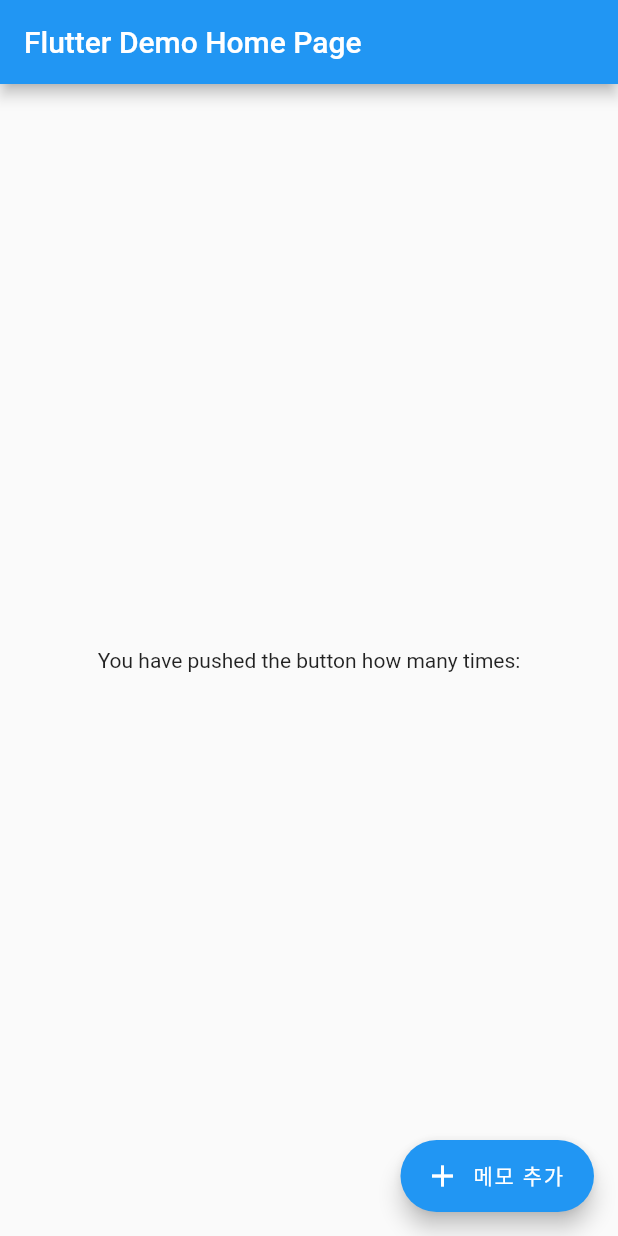
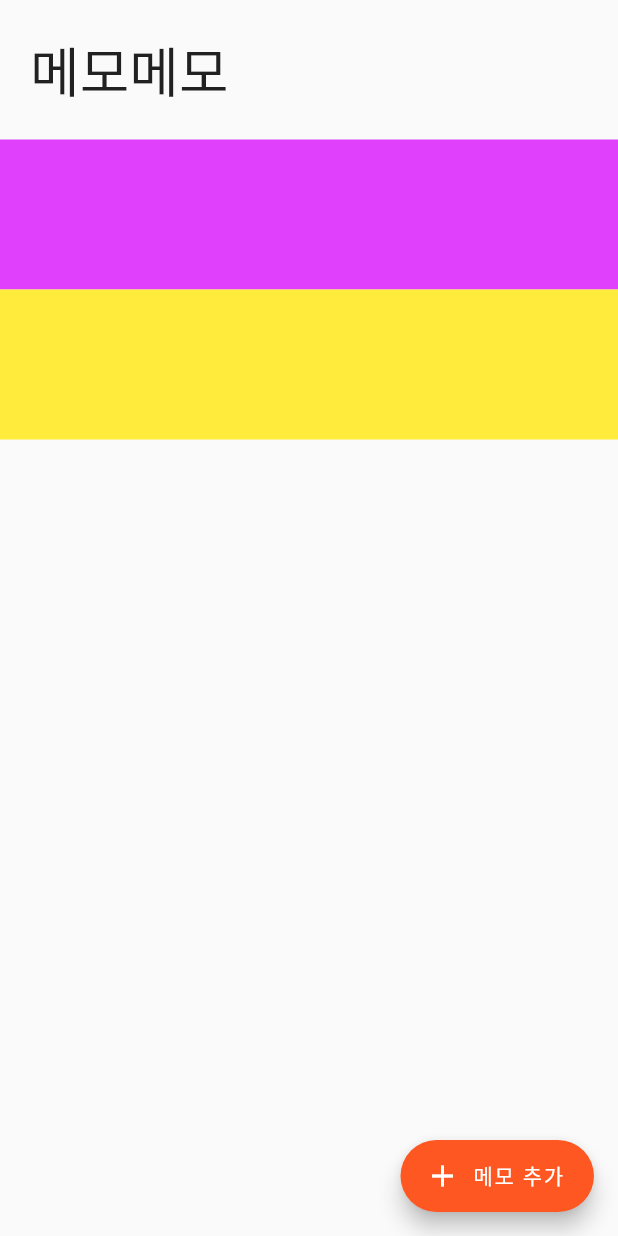
Before and after one commit to mhyungdoo/flutter_tutorial_20200730, a Flutter app: the screen it shows after launch, on a phone screen of 412 x 824 dp. Run offline on Flutter 3.47's test engine with Material 2 defaults, Android fonts, the phone set to English and light mode, and no system bars.

Commit message:
입문자를 위한 플러터(flutter) 튜토리얼

```diff
--- a/lib/main.dart
+++ b/lib/main.dart
@@ -8,7 +8,7 @@ class MyApp extends StatelessWidget {
   Widget build(BuildContext context) {
     return MaterialApp(
         title: 'Flutter Demo',
-        theme: ThemeData(primarySwatch: Colors.blue),
+        theme: ThemeData(primarySwatch: Colors.deepOrange, primaryColor: Colors.white),
         home: MyHomePage(title: 'Flutter Demo Home Page'));
   }
 }
--- a/lib/screens/home_page.dart
+++ b/lib/screens/home_page.dart
@@ -12,21 +12,23 @@ class MyHomePage extends StatefulWidget {
 }
 
 class _MyHomePageState extends State<MyHomePage> {
-  int _counter = 0; // 언더바는 해당 클래스 내부에서만 사용하는 변수를 정의할 때 사용함.
+
   @override
   Widget build(BuildContext context) {
     return Scaffold(
-      appBar: AppBar(
-        title: Text(widget.title),
-      ),
-      body: Center(
-        child: Column(
-          mainAxisAlignment: MainAxisAlignment.center,
-          children: <Widget>[
-            Text("You have pushed the button how many times:"),
 
-          ],
-        ),
+      body: ListView(
+        physics: BouncingScrollPhysics(),
+        children: <Widget>[
+          Row(children: <Widget>[
+            Padding(
+              padding: EdgeInsets.only(left: 20, top: 20, bottom: 20),
+              child: Text('메모메모', style: TextStyle(fontSize: 36),),
+            )
+
+          ],),
+          ...LoadMemo(),
+        ],
       ),
       floatingActionButton: FloatingActionButton.extended(
         onPressed: (){
@@ -43,4 +45,13 @@ class _MyHomePageState extends State<MyHomePage> {
   }
 
 
+
 }
+
+
+List<Widget> LoadMemo() {
+  List<Widget> memoList = [];
+  memoList.add(Container(color:Colors.purpleAccent, height: 100,));
+  memoList.add(Container(color:Colors.yellow, height: 100,));
+  return memoList;
+}
```
Also changed, not shown: lib/screens/edit_page.dart (+55 -2 lines).
